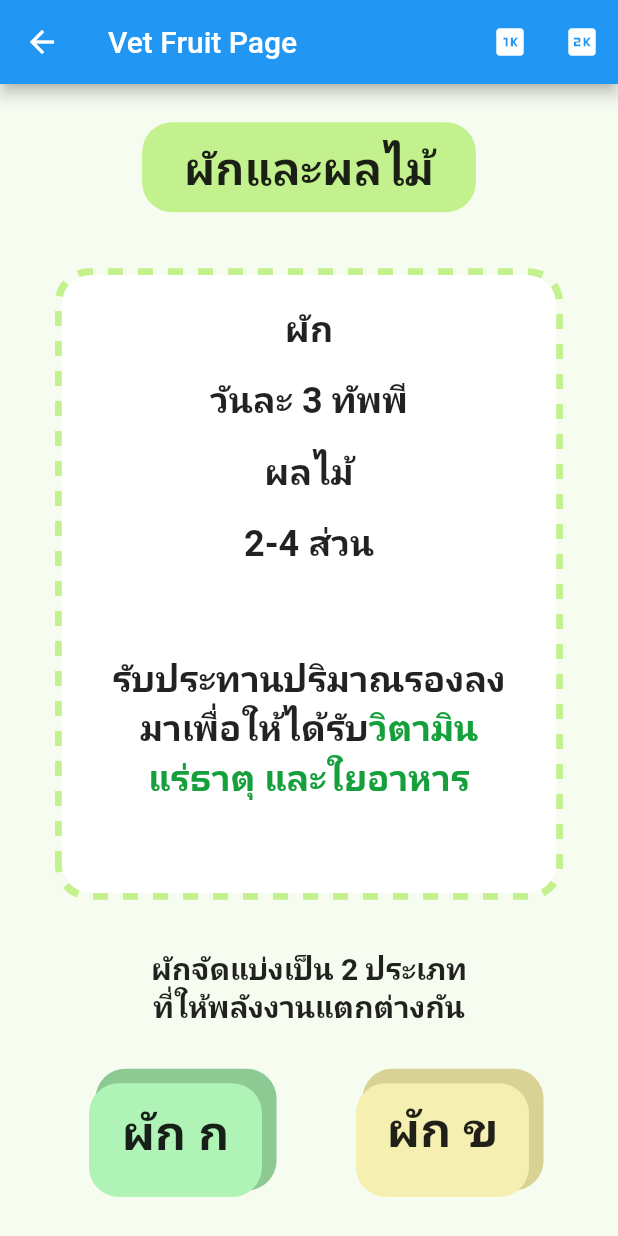
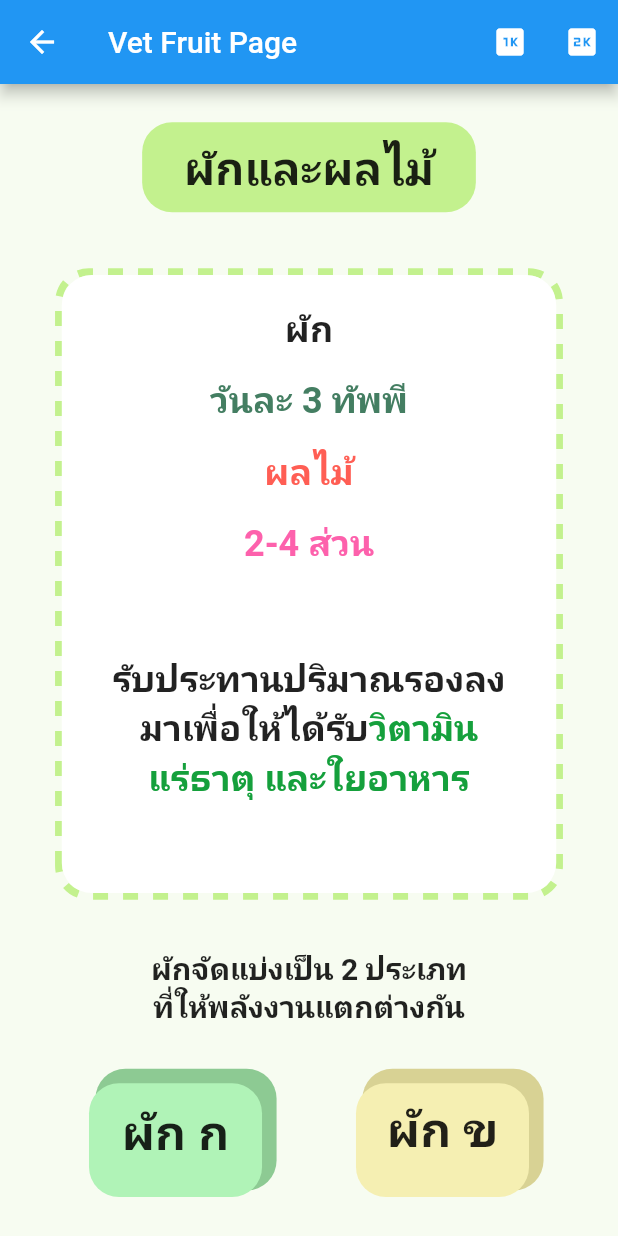
Before and after one commit to AINutritionProject/KinDeeUDee, a Flutter app: the VetFruitPage screen opened directly, on a phone screen of 412 x 824 dp. Run offline on Flutter 3.47's test engine with Material 2 defaults, Android fonts, the phone set to English and light mode, and no system bars; drawn by our look-alikes of dotted_border; our stand-ins replace camera, cloud_firestore, firebase_auth, firebase_core, google_sign_in, image_picker; accounts and stored records are empty.

```diff
--- a/lib/pages/vet_fruit.dart
+++ b/lib/pages/vet_fruit.dart
@@ -118,7 +118,8 @@ class VetFruitPage extends StatelessWidget {
                                       'วันละ 3 ทัพพี',
                                       style: TextStyle(
                                         fontSize: 24,
-                                        fontWeight: FontWeight.bold
+                                        fontWeight: FontWeight.bold,
+                                        color: Color.fromRGBO(68, 126, 98, 1)
                                       ),
                                     ),
                                   ),
@@ -128,7 +129,8 @@ class VetFruitPage extends StatelessWidget {
                                       'ผลไม้',
                                       style: TextStyle(
                                         fontSize: 24,
-                                        fontWeight: FontWeight.bold
+                                        fontWeight: FontWeight.bold,
+                                        color: Color.fromRGBO(255, 94, 84, 1)
                                       ),
                                     ),
                                   ),
@@ -138,7 +140,8 @@ class VetFruitPage extends StatelessWidget {
                                       '2-4 ส่วน',
                                       style: TextStyle(
                                         fontSize: 24,
-                                        fontWeight: FontWeight.bold
+                                        fontWeight: FontWeight.bold,
+                                        color: Color.fromRGBO(253, 97, 172, 1)
                                       ),
                                     ),
                                   ),
```
